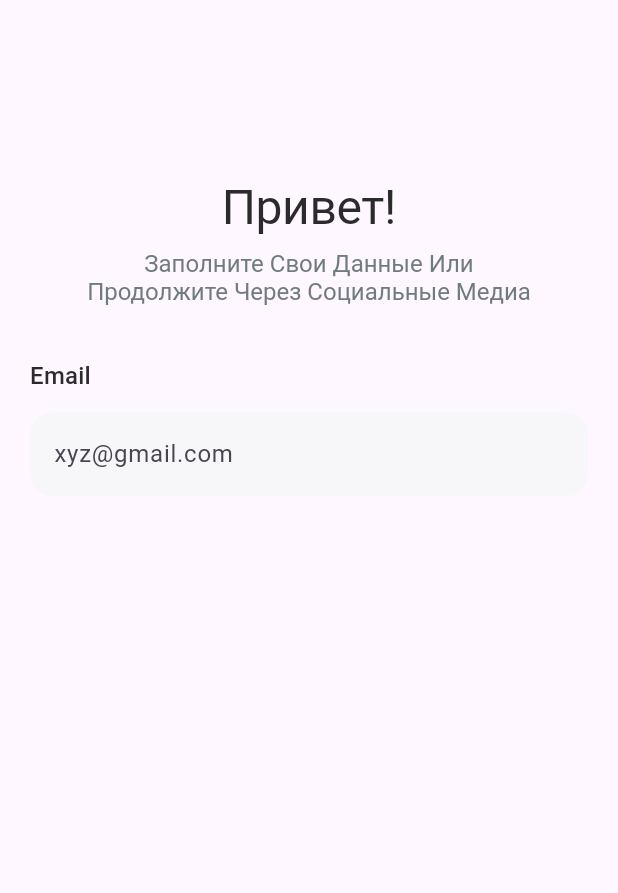
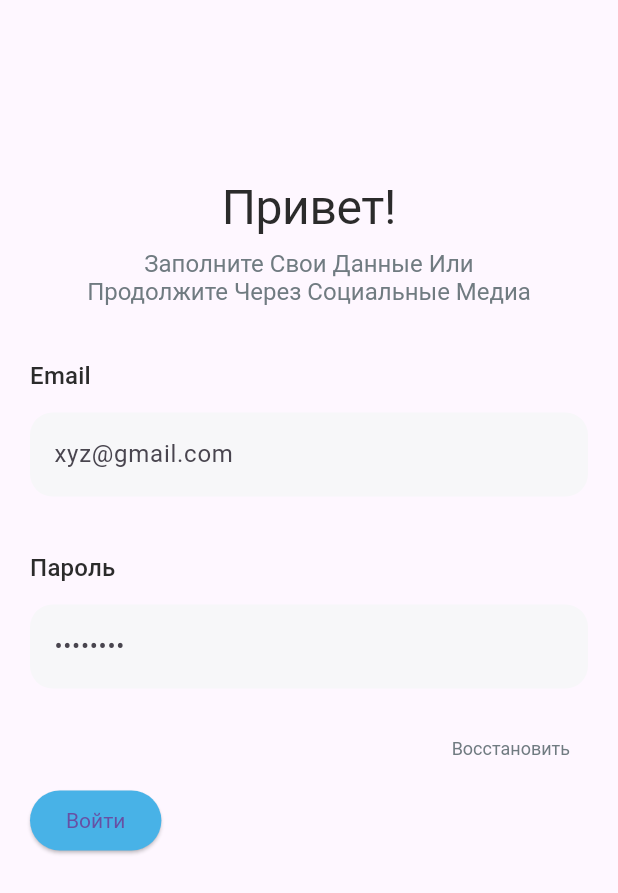
Before and after one commit to DenUP/matule_v2, a Flutter app: the screen it shows after launch, on a phone screen of 412 x 824 dp. Shown: the top 893 px of the screen. Run offline on Flutter 3.47's test engine with Material 3 defaults, Android fonts, the phone set to English and light mode, and no system bars; our stand-ins replace supabase_flutter; accounts and stored records are empty.

Commit message:
add: login_Screen

```diff
--- /dev/null
+++ b/devtools_options.yaml
@@ -0,0 +1,3 @@
+description: This file stores settings for Dart & Flutter DevTools.
+documentation: https://docs.flutter.dev/tools/devtools/extensions#configure-extension-enablement-states
+extensions:
--- a/lib/core/themeData.dart
+++ b/lib/core/themeData.dart
@@ -9,6 +9,7 @@ final themeData = ThemeData(
       titleMedium: TextStyle(fontSize: 16, color: Appcolors.text)),
   buttonTheme: ButtonThemeData(
     buttonColor: Appcolors.accent,
+    textTheme: ButtonTextTheme.normal,
     shape: Border.all(
       width: 14,
       color: Appcolors.accent,
--- a/lib/features/user/presentation/login_screen.dart
+++ b/lib/features/user/presentation/login_screen.dart
@@ -15,7 +15,7 @@ class _LoginScreenState extends State<LoginScreen> {
   @override
   Widget build(BuildContext context) {
     return Scaffold(
-      body: SafeArea(
+      body: SingleChildScrollView(
         child: Container(
           margin: const EdgeInsets.fromLTRB(20, 120, 20, 200),
           child: Column(
@@ -47,7 +47,7 @@ class _LoginScreenState extends State<LoginScreen> {
               const SizedBox(
                 height: 12,
               ),
-            TextField(
+              TextFormField(
                   controller: _loginController,
                   decoration: InputDecoration(
                       filled: true,
@@ -55,10 +55,58 @@ class _LoginScreenState extends State<LoginScreen> {
                       hintText: 'xyz@gmail.com',
                       border: OutlineInputBorder(
                           borderSide: BorderSide.none,
-                        borderRadius: BorderRadius.all(Radius.circular(15)))))
+                          borderRadius:
+                              BorderRadius.all(Radius.circular(15))))),
+              SizedBox(
+                height: 36,
+              ),
+              Text(
+                'Пароль',
+                style: Theme.of(context).textTheme.titleMedium,
+              ),
+              const SizedBox(
+                height: 12,
+              ),
+              TextFormField(
+                  obscureText: true,
+                  controller: _passwordControlelr,
+                  decoration: InputDecoration(
+                      filled: true,
+                      fillColor: Appcolors.background,
+                      hintText: '••••••••',
+                      border: OutlineInputBorder(
+                          borderSide: BorderSide.none,
+                          borderRadius:
+                              BorderRadius.all(Radius.circular(15))))),
+              SizedBox(
+                height: 16,
+              ),
+              Row(
+                mainAxisAlignment: MainAxisAlignment.end,
+                children: [
+                  TextButton(
+                    onPressed: () {},
+                    child: Text('Воcстановить',
+                        style: Theme.of(context)
+                            .textTheme
+                            .displayMedium!
+                            .copyWith(
+                                fontSize: 12, fontWeight: FontWeight.w400)),
+                  )
                 ],
               ),
-      )),
+              ElevatedButton(
+                onPressed: () {},
+                child: Text('Войти'),
+                style: ButtonStyle(
+                    backgroundColor: WidgetStatePropertyAll(Appcolors.accent),
+                    textStyle: WidgetStatePropertyAll(
+                        TextStyle(color: Appcolors.background))),
+              )
+            ],
+          ),
+        ),
+      ),
     );
   }
 }
```
Lines whose indentation alone changed are shown as unchanged.
